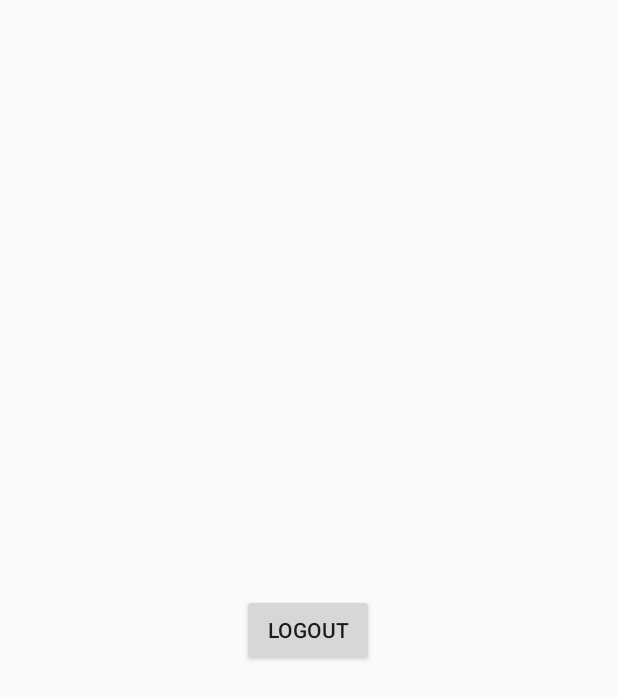
After one commit to soyidwahyud/miniproject, an Android app: the layout fragment_log_out.xml on its own in the app's theme, with its tools: preview values and no code run, on a phone screen of 412 x 824 dp. The commit adds this screen. Shown: the top 699 px of the screen. Run offline under Robolectric (Android 15) with nearby library versions, the phone set to English and light mode, and no system bars.

Commit message:
membuat fragment log out

```diff
--- a/app/src/main/java/com/example/bloodbankinventory/fragment/LogOutFragment.java
+++ b/app/src/main/java/com/example/bloodbankinventory/fragment/LogOutFragment.java
@@ -24,7 +24,7 @@ import com.example.bloodbankinventory.shareprefs;
  * A simple {@link Fragment} subclass.
  */
 public class LogOutFragment extends Fragment {
-    //private TextView logout;
+    private TextView logout1;
     //SessionManager session;
     //private Session session;
     private shareprefs session;
--- /dev/null
+++ b/app/src/main/res/layout/fragment_log_out.xml
@@ -0,0 +1,23 @@
+<?xml version="1.0" encoding="utf-8"?>
+<androidx.constraintlayout.widget.ConstraintLayout xmlns:android="http://schemas.android.com/apk/res/android"
+    xmlns:app="http://schemas.android.com/apk/res-auto"
+    xmlns:tools="http://schemas.android.com/tools"
+    android:layout_width="match_parent"
+    android:layout_height="match_parent"
+    tools:context=".fragment.LogOutFragment">
+
+    <!-- TODO: Update blank fragment layout -->
+
+    <Button
+        android:id="@+id/logout"
+        android:layout_width="wrap_content"
+        android:layout_height="wrap_content"
+        android:layout_marginBottom="380dp"
+        android:onClick="logout"
+        android:text="logout"
+        app:layout_constraintBottom_toBottomOf="parent"
+        app:layout_constraintEnd_toEndOf="parent"
+        app:layout_constraintHorizontal_bias="0.498"
+        app:layout_constraintStart_toStartOf="parent" />
+
+</androidx.constraintlayout.widget.ConstraintLayout>
```
